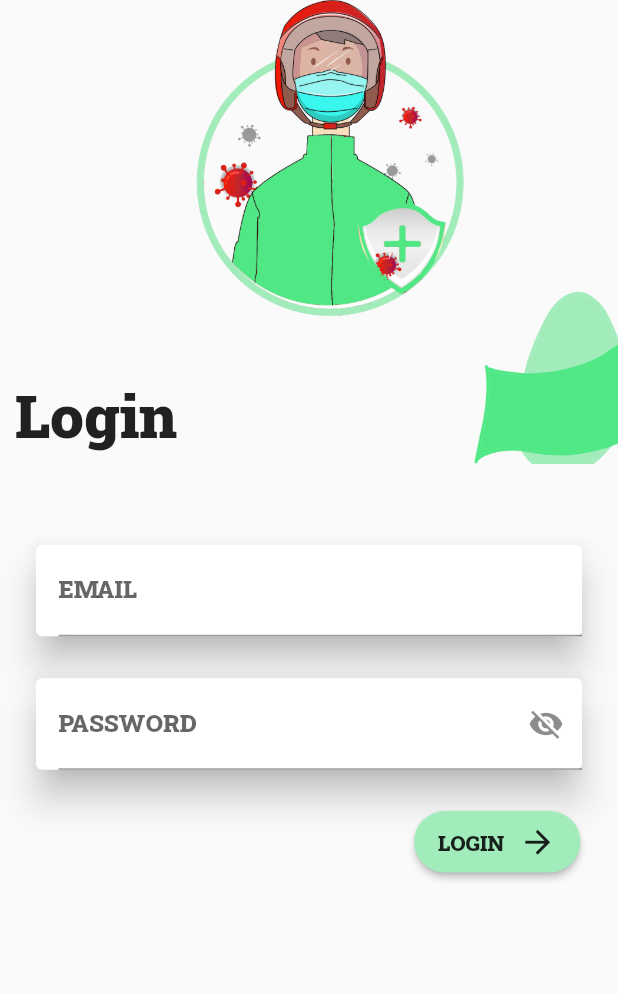
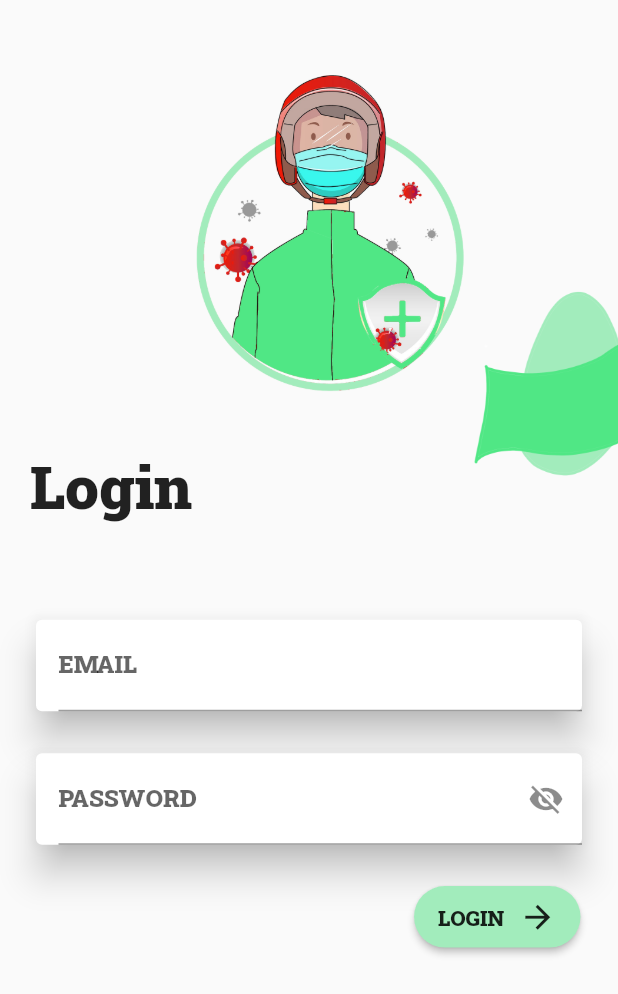
Before and after one commit to RahulRimal/MyHealthApp, a Flutter app: the screen it shows after launch, on a phone screen of 412 x 824 dp. Shown: the top 994 px of the screen. Run offline on Flutter 3.47's test engine with Material 2 defaults, Android fonts, the phone set to English and light mode, and no system bars.

Commit message:
Made Minor Changes

```diff
--- a/lib/pages/login.dart
+++ b/lib/pages/login.dart
@@ -26,12 +26,15 @@ class _LoginPageState extends State<LoginPage> {
           children: <Widget>[
             Stack(
               children: <Widget>[
-                Center(
-                  child: Image.asset('assets/images/login.png'),
+                Padding(
+                  padding: const EdgeInsets.only(top: 50.0),
+                  child: Center(
+                    child: Image.asset('assets/images/login.png'),
+                  ),
                 ),
                 Positioned(
-                  top: 250,
-                  left: 10.0,
+                  top: 297.0,
+                  left: 20.0,
                   child: Column(
                     crossAxisAlignment: CrossAxisAlignment.start,
                     children: <Widget>[
```
